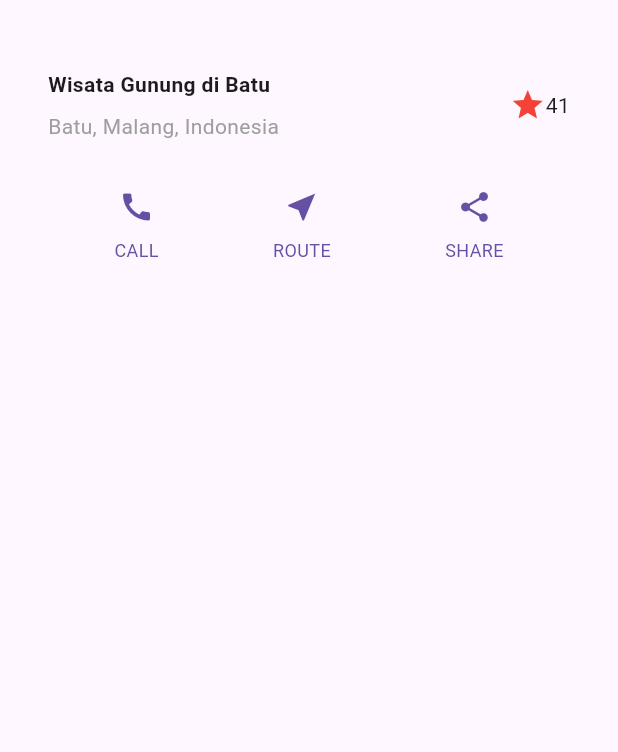
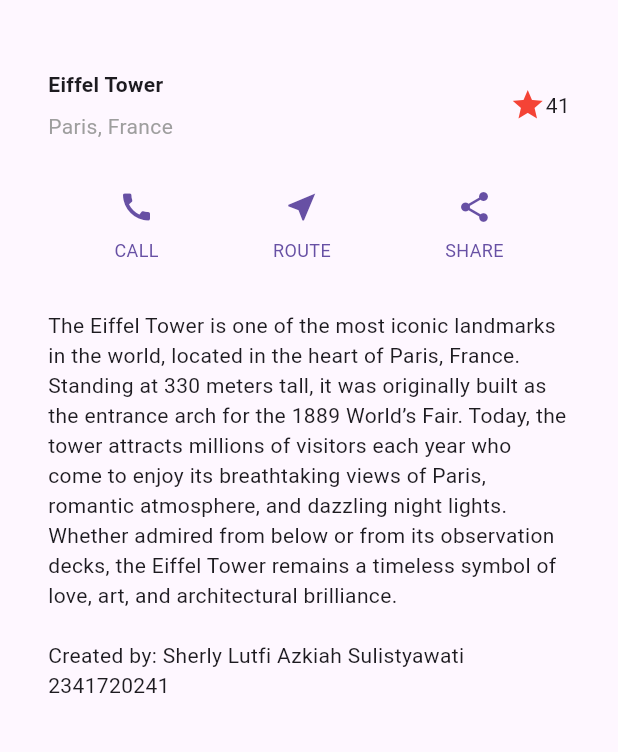
Before and after one commit to sherlyazkiah/layout_flutter, a Flutter app: the screen it shows after launch, on a phone screen of 412 x 824 dp, the part 63-815 px from its top. Run offline on Flutter 3.47's test engine with Material 3 defaults, Android fonts, the phone set to English and light mode, and no system bars.

Commit message:
practicum 3

```diff
--- a/lib/main.dart
+++ b/lib/main.dart
@@ -7,6 +7,7 @@ class MyApp extends StatelessWidget {
 
   @override
   Widget build(BuildContext context) {
+    // Title Section
     Widget titleSection = Container(
       padding: const EdgeInsets.all(32),
       child: Row(
@@ -20,14 +21,14 @@ class MyApp extends StatelessWidget {
                 Container(
                   padding: const EdgeInsets.only(bottom: 8),
                   child: const Text(
-                    'Wisata Gunung di Batu',
+                    'Eiffel Tower',
                     style: TextStyle(
                       fontWeight: FontWeight.bold,
                     ),
                   ),
                 ),
                 Text(
-                  'Batu, Malang, Indonesia',
+                  'Paris, France',
                   style: TextStyle(
                     color: Colors.grey,
                   ),
@@ -45,6 +46,7 @@ class MyApp extends StatelessWidget {
       ),
     );
 
+    // Button Section
     Color color = Theme.of(context).primaryColor;
 
     Widget buttonSection = Row(
@@ -56,6 +58,22 @@ class MyApp extends StatelessWidget {
       ],
     );
 
+    // Text Section
+    Widget textSection = Container(
+      padding: const EdgeInsets.all(32),
+      child: const Text(
+        'The Eiffel Tower is one of the most iconic landmarks in the world, '
+        'located in the heart of Paris, France. Standing at 330 meters tall, '
+        'it was originally built as the entrance arch for the 1889 World’s Fair. '
+        'Today, the tower attracts millions of visitors each year who come to '
+        'enjoy its breathtaking views of Paris, romantic atmosphere, and dazzling night lights. '
+        'Whether admired from below or from its observation decks, the Eiffel Tower remains '
+        'a timeless symbol of love, art, and architectural brilliance.'
+        '\n\nCreated by: Sherly Lutfi Azkiah Sulistyawati 2341720241',
+        softWrap: true,
+      ),
+    );
+
     return MaterialApp(
       title: 'Flutter layout: Sherly Lutfi Azkiah Sulistyawati 2341720241',
       home: Scaffold(
@@ -65,7 +83,8 @@ class MyApp extends StatelessWidget {
         body: Column(
           children: [
             titleSection,
-            buttonSection
+            buttonSection,
+            textSection,
            ],
         ),
       ),
```
Also changed, not shown: img/p3.png (added).
